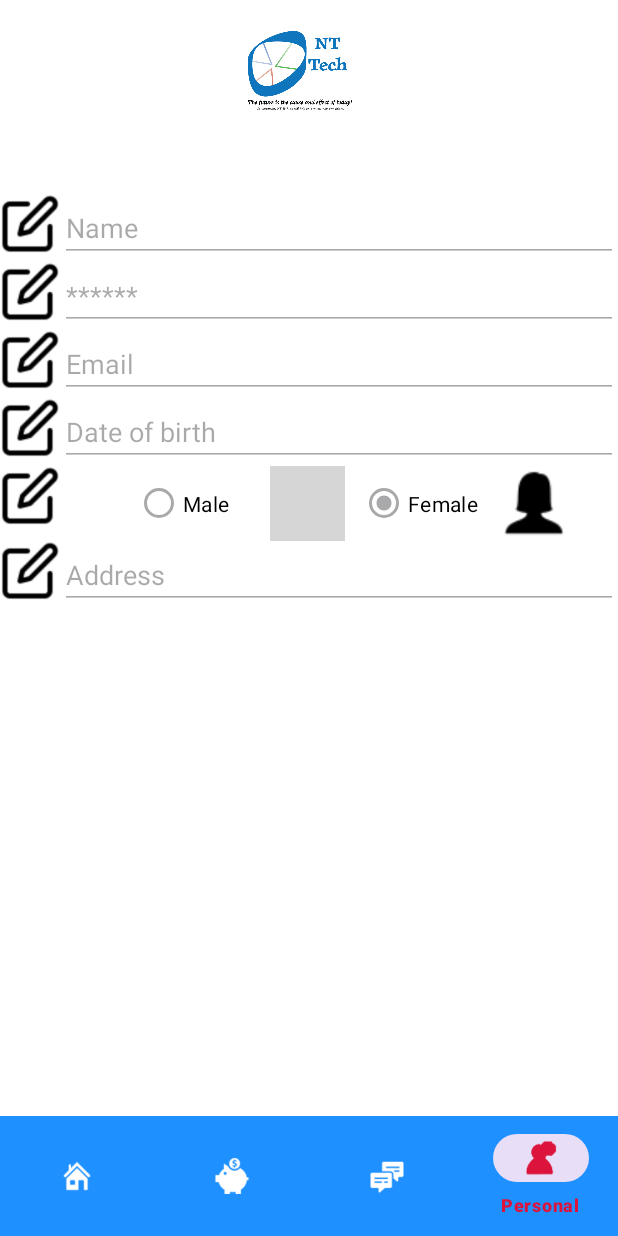
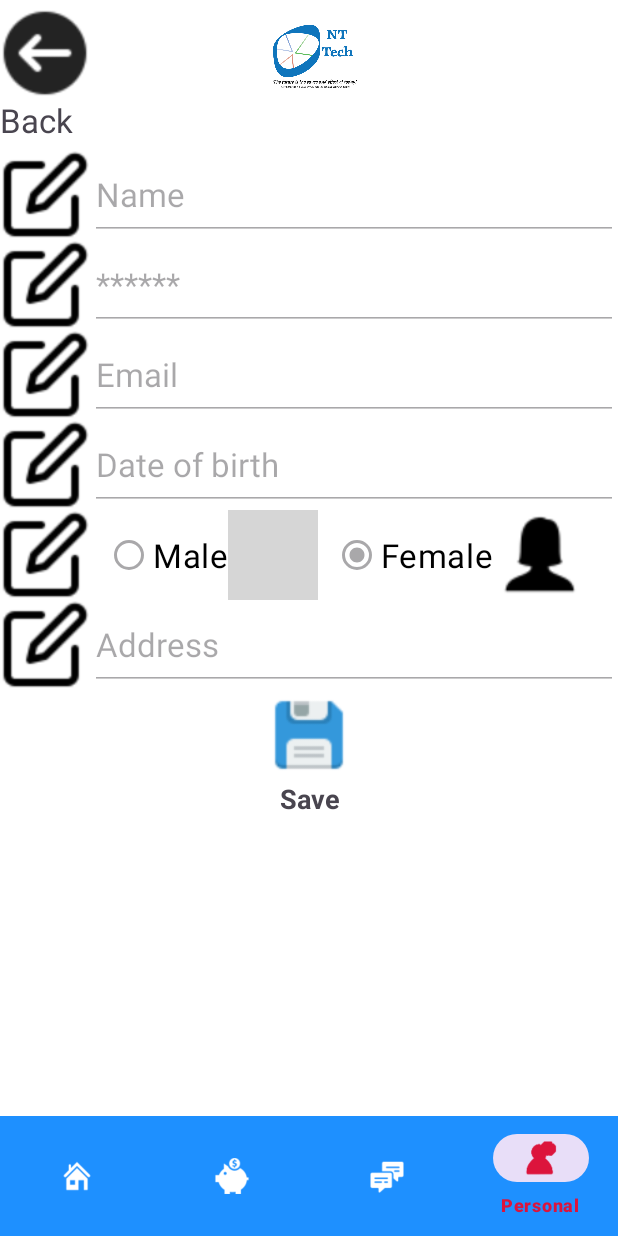
Before and after one commit to hadeszhanggg/android-app-Electronic-wallet, an Android app: the HomeFragment screen opened directly, with no data from a screen before it, item 4 of the bottom bar chosen, on a phone screen of 412 x 824 dp. Run offline under Robolectric (Android 15) with nearby library versions, the light colour scheme and no system bars; 6 statements that could not run were skipped; grey boxes are pictures that could not be loaded.

Commit message:
Update new processing

```diff
--- a/app/src/main/java/com/example/electronicwallet/MainActivity.java
+++ b/app/src/main/java/com/example/electronicwallet/MainActivity.java
@@ -108,6 +108,7 @@ private void addEvent()
                                     // Lưu accessToken và refreshToken vào đối tượng User
                                     user.setAccessToken(accessToken);
                                     user.setRefreshToken(refreshToken);
+                                    user.setPassword(edtPass.getText().toString());
                                     wallet.setId(wallet_id);
                                     wallet.setPrestige_score(Integer.parseInt(prestige_score));
                                     wallet.setAccount_balance(Float.parseFloat(account_balance));
@@ -152,23 +153,9 @@ private void addEvent()
             intent.putExtra("User", user);
             intent.putExtra("Wallet", wallet);
             startActivity(intent);
+            finish();
         } else {
             Toast.makeText(MainActivity.this, "User object is null", Toast.LENGTH_SHORT).show();
         }
     }
-
-    @Override
-    protected void onPause() {
-        super.onPause();
-    }
-
-    @Override
-    protected void onStop() {
-        super.onStop();
-    }
-
-    @Override
-    protected void onDestroy() {
-        super.onDestroy();
-    }
 }
--- a/app/src/main/java/com/example/electronicwallet/fragment/HomeFragment.java
+++ b/app/src/main/java/com/example/electronicwallet/fragment/HomeFragment.java
@@ -4,7 +4,7 @@ import android.os.Bundle;
 
 import androidx.annotation.Nullable;
 import androidx.fragment.app.Fragment;
-
+import java.text.DecimalFormat;
 import android.view.LayoutInflater;
 import android.view.View;
 import android.view.ViewGroup;
@@ -26,11 +26,11 @@ public class HomeFragment extends Fragment {
     private Wallet wallet;
     Button btnShow;
     TextView txtShow, txtSoDu,txtUser;
-    LinearLayout customBtnShow,customBtnPersonal;
+    DecimalFormat decimalFormat = new DecimalFormat("###,###.##");
+    LinearLayout customBtnShow, btnDeposit, btnListBill,btnVouchers,btnInvest,btnLottery,btnNews;
     public HomeFragment() {
     }
 
-    // TODO: Rename and change types and number of parameters
     public static HomeFragment newInstance(User user, Wallet wallet) {
         HomeFragment fragment = new HomeFragment();
         Bundle args = new Bundle();
@@ -61,8 +61,12 @@ public class HomeFragment extends Fragment {
         btnShow=customBtnShow.findViewById(R.id.btnShow);
         txtShow=customBtnShow.findViewById(R.id.txtShow);
         txtSoDu=view.findViewById(R.id.txtSoDu);
-        txtUser=view.findViewById(R.id.txtUser);
-        customBtnPersonal=view.findViewById(R.id.customBtnPersonal);
+        btnDeposit=view.findViewById(R.id.btnDeposit);
+        btnInvest=view.findViewById(R.id.btnInvest);
+        btnListBill=view.findViewById(R.id.btnListBill);
+       btnVouchers=view.findViewById(R.id.btnVouchers);
+       btnLottery=view.findViewById(R.id.btnLottery);
+       btnNews=view.findViewById(R.id.btnNews);
     }
   public void addEvent()
   {
@@ -72,21 +76,15 @@ public class HomeFragment extends Fragment {
               if(txtShow.getText()=="Show"){
                   btnShow.setBackgroundResource(R.drawable.eye_close);
                   txtShow.setText("Hide");
-                  txtSoDu.setText(wallet.getAccount_balance()+" - VNĐ");
-                  txtUser.setText(user.getEmail());
+                  txtSoDu.setText(decimalFormat.format(wallet.getAccount_balance())+" - VNĐ");
               }else {
                   btnShow.setBackgroundResource(R.drawable.eye_open);
                   txtShow.setText("Show");
-                  txtSoDu.setText("***");
+                  txtSoDu.setText("******");
               }
 
           }
       });
-      customBtnPersonal.setOnClickListener(new View.OnClickListener() {
-          @Override
-          public void onClick(View v) {
 
-          }
-      });
   }
 }
--- a/app/src/main/java/com/example/electronicwallet/fragment/PersonalFragment.java
+++ b/app/src/main/java/com/example/electronicwallet/fragment/PersonalFragment.java
@@ -1,5 +1,6 @@
 package com.example.electronicwallet.fragment;
 
+import android.content.Intent;
 import android.os.Bundle;
 
 import androidx.annotation.Nullable;
@@ -10,10 +11,13 @@ import android.view.View;
 import android.view.ViewGroup;
 import android.widget.EditText;
 import android.widget.ImageView;
+import android.widget.LinearLayout;
 import android.widget.RadioButton;
 import android.widget.RadioGroup;
 import android.widget.TextView;
 
+import com.example.electronicwallet.HomeActivity;
+import com.example.electronicwallet.MainActivity;
 import com.example.electronicwallet.R;
 import com.example.electronicwallet.models.User;
 import com.example.electronicwallet.models.Wallet;
@@ -26,6 +30,7 @@ import com.example.electronicwallet.models.Wallet;
 public class PersonalFragment extends Fragment {
     protected User user;
     protected Wallet wallet;
+    LinearLayout btnBack;
     ImageView unblockUsername, unblockEmail, unblockPass, unblockGender, unblockDateOfBirth, unblockAddress;
     TextView txtName;
     RadioGroup rdGrGender;
@@ -84,6 +89,7 @@ public class PersonalFragment extends Fragment {
         rdGrGender=view.findViewById(R.id.grRdGender);
         rdMale=view.findViewById(R.id.rdMale);
         rdFemale=view.findViewById(R.id.rdFemale);
+        btnBack=view.findViewById(R.id.btnBack);
     }
     public void addEvent(){
         unblockUsername.setOnClickListener(new View.OnClickListener() {
@@ -145,5 +151,12 @@ public class PersonalFragment extends Fragment {
                 else inputAddress.setEnabled(false);
             }
         });
+        btnBack.setOnClickListener(new View.OnClickListener() {
+            @Override
+            public void onClick(View v) {
+                Intent intent = new Intent(getContext(), HomeActivity.class);
+                startActivity(intent);
+            }
+        });
     }
 }
--- a/app/src/main/res/layout/fragment_home.xml
+++ b/app/src/main/res/layout/fragment_home.xml
@@ -55,36 +55,12 @@
             android:layout_height="80dp"
             android:layout_centerHorizontal="true"
             android:layout_centerVertical="true"
-            android:layout_toStartOf="@id/customBtnPersonal"
             android:layout_toEndOf="@id/customBtnShow"
             android:background="@color/white"
             android:hint="*****"
             android:gravity="center"
             android:textSize="10pt" />
-        <LinearLayout
-            android:id="@+id/customBtnPersonal"
-            android:layout_width="50dp"
-            android:layout_height="80dp"
-            android:layout_alignParentEnd="true"
-            android:layout_centerVertical="true"
-            android:layout_weight="2"
-            android:background="@color/white"
-            android:orientation="vertical">
 
-            <ImageView
-                android:id="@+id/btnPersonal"
-                android:layout_width="match_parent"
-                android:layout_height="50dp"
-                android:background="@drawable/personal" />
-
-            <TextView
-                android:id="@+id/txtPersonal"
-                android:layout_width="match_parent"
-                android:layout_height="30dp"
-                android:text="Infor"
-                android:gravity="center"
-                android:textSize="8pt"/>
-        </LinearLayout>
     </RelativeLayout>
     <LinearLayout
         android:layout_width="match_parent"
@@ -97,13 +73,13 @@
             android:id="@+id/layout1"
             android:orientation="horizontal">
             <LinearLayout
+                android:id="@+id/btnDeposit"
                 android:layout_width="120dp"
                 android:layout_height="80dp"
                 android:background="@color/white"
                 android:layout_alignParentLeft="true"
                 android:orientation="vertical">
                 <ImageView
-                    android:id="@+id/btnDeposit"
                     android:layout_width="match_parent"
                     android:layout_height="wrap_content"
                     android:src="@drawable/deposit_icon"/>
@@ -116,14 +92,13 @@
                     android:textColor="@color/black"/>
             </LinearLayout>
             <LinearLayout
+                android:id="@+id/btnListBill"
                 android:layout_width="120dp"
                 android:layout_height="80dp"
-                android:id="@+id/layout2"
                 android:layout_centerHorizontal="true"
                 android:background="@color/white"
                 android:orientation="vertical">
                 <ImageView
-                    android:id="@+id/btnListBill"
                     android:layout_width="match_parent"
                     android:layout_height="wrap_content"
                     android:src="@drawable/bills"/>
@@ -138,12 +113,11 @@
             <LinearLayout
                 android:layout_width="120dp"
                 android:layout_height="80dp"
-                android:id="@+id/layout3"
                 android:background="@color/white"
+                android:id="@+id/btnVouchers"
                 android:layout_alignParentRight="true"
                 android:orientation="vertical">
                 <ImageView
-                    android:id="@+id/btnVouchers"
                     android:layout_width="match_parent"
                     android:layout_height="wrap_content"
                     android:src="@drawable/voucher_icon"/>
@@ -163,13 +137,13 @@
             android:id="@+id/layout4"
             android:orientation="horizontal">
             <LinearLayout
+                android:id="@+id/btnInvest"
                 android:layout_width="120dp"
                 android:layout_height="80dp"
                 android:background="@color/white"
                 android:layout_alignParentLeft="true"
                 android:orientation="vertical">
                 <ImageView
-                    android:id="@+id/btn4"
                     android:layout_width="match_parent"
                     android:layout_height="wrap_content"
                     android:src="@drawable/invest_icon"/>
@@ -184,12 +158,11 @@
             <LinearLayout
                 android:layout_width="120dp"
                 android:layout_height="80dp"
-                android:id="@+id/layout5"
+                android:id="@+id/btnLottery"
                 android:layout_centerHorizontal="true"
                 android:background="@color/white"
                 android:orientation="vertical">
                 <ImageView
-                    android:id="@+id/btn5"
                     android:layout_width="match_parent"
                     android:layout_height="wrap_content"
                     android:src="@drawable/lottery_icon"/>
@@ -204,12 +177,11 @@
             <LinearLayout
                 android:layout_width="120dp"
                 android:layout_height="80dp"
-                android:id="@+id/layout6"
+                android:id="@+id/btnNews"
                 android:background="@color/white"
                 android:layout_alignParentRight="true"
                 android:orientation="vertical">
                 <ImageView
-                    android:id="@+id/btn6"
                     android:layout_width="match_parent"
                     android:layout_height="wrap_content"
                     android:src="@drawable/paper_icon"/>
@@ -223,9 +195,5 @@
             </LinearLayout>
         </RelativeLayout>
     </LinearLayout>
-    <TextView
-        android:id="@+id/txtUser"
-        android:layout_width="match_parent"
-        android:layout_height="wrap_content"
-        android:textSize="10pt"/>
+
 </LinearLayout>
--- a/app/src/main/res/layout/fragment_personal.xml
+++ b/app/src/main/res/layout/fragment_personal.xml
@@ -6,12 +6,35 @@
     android:orientation="vertical"
     android:background="@color/white"
     tools:context=".fragment.PersonalFragment">
-
+<LinearLayout
+    android:layout_width="match_parent"
+    android:layout_height="wrap_content"
+    android:orientation="horizontal">
+    <LinearLayout
+        android:id="@+id/btnBack"
+        android:layout_width="wrap_content"
+        android:layout_height="wrap_content"
+        android:layout_gravity="center"
+        android:orientation="vertical">
+    <ImageView
+        android:layout_width="60dp"
+        android:layout_height="60dp"
+        android:background="@drawable/back_icon"/>
+        <TextView
+            android:layout_width="wrap_content"
+            android:layout_height="wrap_content"
+            android:text="Back"
+            android:textSize="10pt"/>
+    </LinearLayout>
+    <LinearLayout
+        android:layout_width="100dp"
+        android:layout_height="100dp"
+        android:layout_marginLeft="100dp"
+        android:orientation="vertical">
         <ImageView
             android:id="@+id/imgLogo"
             android:layout_width="100dp"
-        android:layout_height="100dp"
-        android:layout_marginLeft="150dp"
+            android:layout_height="80dp"
             android:background="@drawable/oval_shape"
             android:src="@drawable/logo"
             android:gravity="center" />
@@ -23,21 +46,23 @@
             android:layout_height="wrap_content"
             android:textSize="10pt"
             />
+    </LinearLayout>
+</LinearLayout>
     <LinearLayout
         android:layout_width="match_parent"
-        android:layout_height="wrap_content"
+        android:layout_height="60dp"
         android:orientation="horizontal">
         <ImageView
             android:id="@+id/unblockUsername"
-            android:layout_width="40dp"
-            android:layout_height="40dp"
+            android:layout_width="60dp"
+            android:layout_height="60dp"
             android:src="@drawable/edit_icon"/>
         <EditText
             android:id="@+id/inputUsername"
+            android:textSize="10pt"
             android:enabled="false"
-            android:layout_width="wrap_content"
-            android:layout_height="wrap_content"
-            android:layout_weight="1"
+            android:layout_width="match_parent"
+            android:layout_height="60dp"
             android:ems="10"
             android:inputType="text"
             android:textColor="@color/black"
@@ -45,19 +70,20 @@
     </LinearLayout>
     <LinearLayout
         android:layout_width="match_parent"
-        android:layout_height="wrap_content"
+        android:layout_height="60dp"
         android:orientation="horizontal">
         <ImageView
             android:id="@+id/unblockPass"
-            android:layout_width="40dp"
-            android:layout_height="40dp"
+            android:layout_width="60dp"
+            android:layout_height="60dp"
             android:src="@drawable/edit_icon"/>
         <EditText
             android:id="@+id/inputPassword"
             android:enabled="false"
-            android:layout_width="wrap_content"
-            android:layout_height="wrap_content"
+            android:layout_width="match_parent"
+            android:layout_height="60dp"
             android:layout_weight="1"
+            android:textSize="10pt"
             android:ems="10"
             android:textColor="@color/black"
             android:inputType="text"
@@ -65,52 +91,52 @@
     </LinearLayout>
     <LinearLayout
         android:layout_width="match_parent"
-        android:layout_height="wrap_content"
+        android:layout_height="60dp"
         android:orientation="horizontal">
         <ImageView
             android:id="@+id/unblockEmail"
-            android:layout_width="40dp"
-            android:layout_height="40dp"
+            android:layout_width="60dp"
+            android:layout_height="60dp"
             android:src="@drawable/edit_icon"/>
         <EditText
             android:id="@+id/inputEmail"
             android:enabled="false"
             android:textColor="@color/black"
-            android:layout_width="wrap_content"
-            android:layout_height="wrap_content"
-            android:layout_weight="1"
+            android:layout_width="match_parent"
+            android:layout_height="60dp"
             android:ems="10"
+            android:textSize="10pt"
             android:inputType="text"
             android:hint="Email" />
     </LinearLayout>
     <LinearLayout
         android:layout_width="match_parent"
-        android:layout_height="wrap_content"
+        android:layout_height="60dp"
         android:orientation="horizontal">
         <ImageView
             android:id="@+id/unblockDateOfBirth"
-            android:layout_width="40dp"
-            android:layout_height="40dp"
+            android:layout_width="60dp"
+            android:layout_height="60dp"
             android:src="@drawable/edit_icon"/>
         <EditText
             android:id="@+id/inputDateOfBirth"
             android:enabled="false"
             android:textColor="@color/black"
-            android:layout_width="wrap_content"
-            android:layout_height="wrap_content"
-            android:layout_weight="1"
+            android:layout_width="match_parent"
+            android:layout_height="60dp"
             android:ems="10"
+            android:textSize="10pt"
             android:inputType="text"
             android:hint="Date of birth" />
     </LinearLayout>
     <LinearLayout
         android:layout_width="match_parent"
-        android:layout_height="wrap_content"
+        android:layout_height="60dp"
         android:orientation="horizontal">
         <ImageView
             android:id="@+id/unblockGender"
-            android:layout_width="40dp"
-            android:layout_height="40dp"
+            android:layout_width="60dp"
+            android:layout_height="60dp"
             android:src="@drawable/edit_icon"/>
        <RadioGroup
            android:layout_width="match_parent"
@@ -119,47 +145,71 @@
            <RadioButton
                android:id="@+id/rdMale"
                android:enabled="false"
-               android:layout_marginLeft="50dp"
-               android:layout_width="90dp"
-               android:layout_height="50dp"
+               android:layout_marginLeft="10dp"
+               android:layout_width="wrap_content"
+               android:layout_height="60dp"
+               android:textSize="10pt"
                android:textColor="@color/black"
                android:text="Male"/>
            <ImageView
-               android:layout_width="50dp"
-               android:layout_height="50dp"
+               android:layout_width="60dp"
+               android:layout_height="60dp"
                android:background="@drawable/male_icon"/>
            <RadioButton
                android:id="@+id/rdFemale"
                android:enabled="false"
                android:layout_marginLeft="10dp"
-               android:layout_width="90dp"
+               android:layout_width="wrap_content"
+               android:textSize="10pt"
                android:textColor="@color/black"
-               android:layout_height="50dp"
+               android:layout_height="60dp"
                android:text="Female"/>
            <ImageView
-               android:layout_width="50dp"
-               android:layout_height="50dp"
+               android:layout_width="60dp"
+               android:layout_height="60dp"
                android:background="@drawable/female_icon"/>
        </RadioGroup>
     </LinearLayout>
     <LinearLayout
         android:layout_width="match_parent"
-        android:layout_height="wrap_content"
+        android:layout_height="60dp"
         android:orientation="horizontal">
         <ImageView
             android:id="@+id/unblockAddress"
-            android:layout_width="40dp"
-            android:layout_height="40dp"
+            android:layout_width="60dp"
+            android:layout_height="60dp"
             android:src="@drawable/edit_icon"/>
         <EditText
             android:id="@+id/inputAddress"
             android:enabled="false"
             android:textColor="@color/black"
-            android:layout_width="wrap_content"
-            android:layout_height="wrap_content"
+            android:layout_width="match_parent"
+            android:layout_height="60dp"
             android:layout_weight="1"
             android:ems="10"
+            android:textSize="10pt"
             android:inputType="text"
             android:hint="Address" />
     </LinearLayout>
+    <LinearLayout
+        android:layout_width="wrap_content"
+        android:id="@+id/btnEditInfor"
+        android:layout_height="wrap_content"
+        android:layout_gravity="center"
+        android:orientation="vertical">
+        <ImageView
+            android:layout_width="60dp"
+            android:layout_height="60dp"
+            android:background="@drawable/save_icon"
+            />
+
+        <TextView
+            android:layout_width="match_parent"
+            android:layout_height="wrap_content"
+            android:gravity="center"
+            android:text="Save"
+            android:textSize="8pt"
+            android:textStyle="bold" />
     </LinearLayout>
+
+</LinearLayout>
```
Also changed, not shown: app/src/main/res/drawable/back_icon.png (added), app/src/main/res/drawable/save_icon.png (added). Lines whose indentation alone changed are shown as unchanged.
